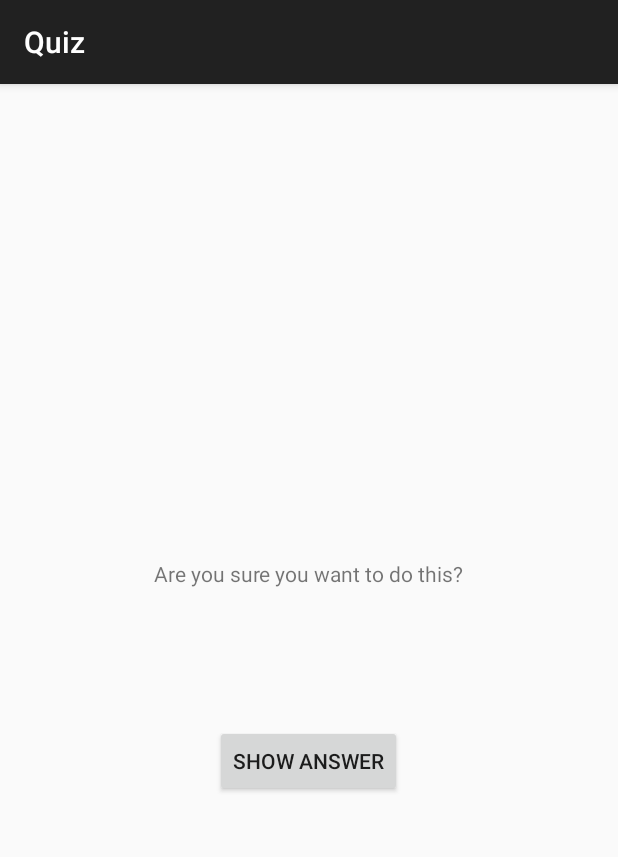
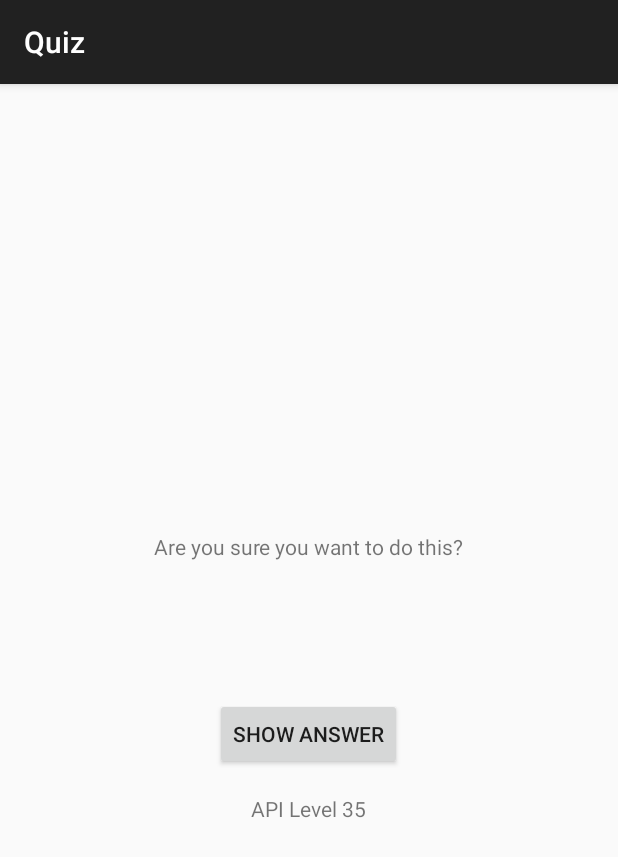
Before and after one commit to acprimer/Android-The-Big-Nerd-Ranch-Guide, an Android app: the CheatActivity screen opened directly, with no data from a screen before it, on a phone screen of 412 x 824 dp. Shown: the top 857 px of the screen. Run offline under Robolectric (Android 15) with nearby library versions, the phone set to English and light mode, and no system bars.

Commit message:
Chapter 6

```diff
--- a/app/src/main/java/cn/edu/buaa/yaodh/android_the_big_nerd_ranch_guide/geo_quiz/CheatActivity.java
+++ b/app/src/main/java/cn/edu/buaa/yaodh/android_the_big_nerd_ranch_guide/geo_quiz/CheatActivity.java
@@ -1,6 +1,7 @@
 package cn.edu.buaa.yaodh.android_the_big_nerd_ranch_guide.geo_quiz;
 
 import android.content.Intent;
+import android.os.Build;
 import android.os.Bundle;
 import android.support.v7.app.ActionBarActivity;
 import android.view.View;
@@ -16,6 +17,7 @@ public class CheatActivity extends ActionBarActivity {
     private boolean mAnswerIsTrue;
     private TextView mAnswerTextView;
     private Button mShowAnswerButton;
+    private TextView mAPILevelTextView;
 
     private boolean mIsAnswerShown;
 
@@ -33,6 +35,9 @@ public class CheatActivity extends ActionBarActivity {
 
         mAnswerTextView = (TextView) findViewById(R.id.answer_text_view);
         showAnswer();
+
+        mAPILevelTextView = (TextView) findViewById(R.id.api_level_text_view);
+        mAPILevelTextView.setText("API Level " + Build.VERSION.SDK_INT);
 
         mShowAnswerButton = (Button) findViewById(R.id.show_answer_button);
         mShowAnswerButton.setOnClickListener(new View.OnClickListener() {
--- a/app/src/main/res/layout/activity_cheat.xml
+++ b/app/src/main/res/layout/activity_cheat.xml
@@ -24,4 +24,10 @@
         android:layout_height="wrap_content"
         android:text="@string/show_answer_button"/>
 
+    <TextView
+        android:id="@+id/api_level_text_view"
+        android:layout_width="wrap_content"
+        android:layout_height="wrap_content"
+        android:layout_marginTop="16dp"/>
+
 </LinearLayout>
```
Also changed, not shown: 1 other file.
